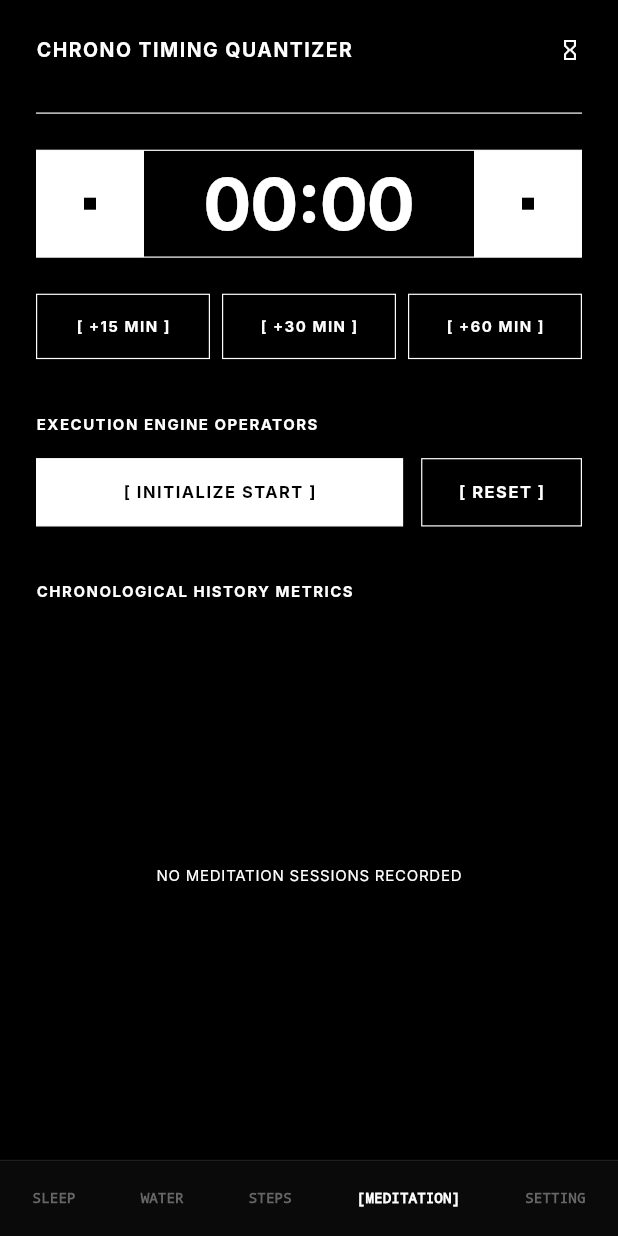
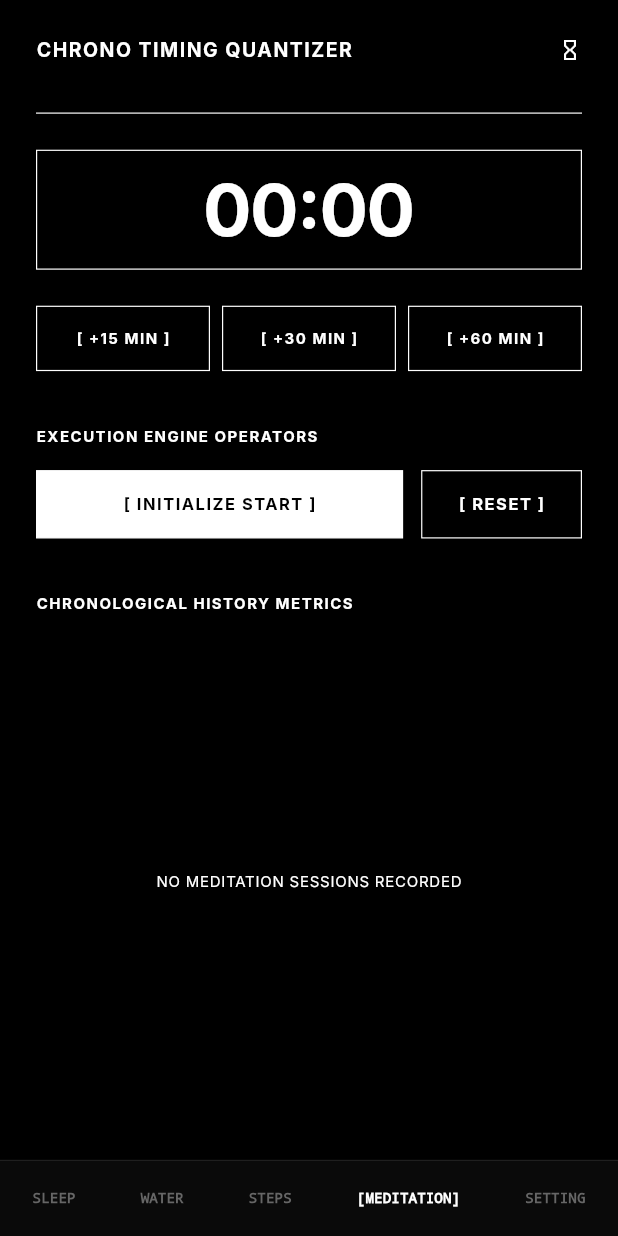
Before and after one commit to darshseraphic/Vidador, a Flutter app: the screen it shows after launch, item 4 of the bottom bar chosen, after a tap on an icon or button, on a phone screen of 412 x 824 dp. Run offline on Flutter 3.47's test engine with Material 3 defaults, Android fonts, the phone set to English and light mode, and no system bars; our stand-ins replace flutter_riverpod, google_fonts, hive_flutter, pedometer; accounts and stored records are empty; Roboto replaces fonts that are missing (Inter).

Commit message:
initial commit

```diff
--- a/lib/features/meditation.dart
+++ b/lib/features/meditation.dart
@@ -86,14 +86,18 @@ class MeditationTimerNotifier extends Notifier<TimerState> {
   }
 
   Future<void> _initAndLoad() async {
-    final box = await Hive.openBox(_boxName);
+    try {
+      final box = Hive.isBoxOpen(_boxName) ? Hive.box(_boxName) : await Hive.openBox(_boxName);
       final List<dynamic>? storedRaw = box.get('entries');
 
       if (storedRaw != null && storedRaw.isNotEmpty) {
         final loadedHistory = storedRaw
-          .map((item) => MeditationEntry.fromMap(Map<String, dynamic>.from(item)))
+            .map((item) => MeditationEntry.fromMap(Map<String, dynamic>.from(item as Map)))
             .toList();
         state = state.copyWith(history: loadedHistory);
+      }
+    } catch (e) {
+      debugPrint("Meditation Load Error: $e");
     }
   }
 
@@ -119,13 +123,22 @@ class MeditationTimerNotifier extends Notifier<TimerState> {
         _ticker?.cancel();
 
         final completedMinutes = state.initialSeconds ~/ 60;
-        _addMeditationLog(completedMinutes > 0 ? completedMinutes : 1, false);
+        final newEntry = MeditationEntry(
+          id: DateTime.now().microsecondsSinceEpoch.toString(),
+          durationMinutes: completedMinutes > 0 ? completedMinutes : 1,
+          timestamp: DateTime.now(),
+          isInterrupted: false,
+        );
 
+        // Atomic payload state update to prevent UI/DB race conditions
         state = state.copyWith(
           remainingSeconds: 0,
           isRunning: false,
           isFinished: true,
+          history: [newEntry, ...state.history],
         );
+
+        _saveToDisk();
       } else {
         state = state.copyWith(
           remainingSeconds: state.remainingSeconds - 1,
@@ -143,10 +156,18 @@ class MeditationTimerNotifier extends Notifier<TimerState> {
     _ticker?.cancel();
 
     final elapsedSeconds = state.initialSeconds - state.remainingSeconds;
+    List<MeditationEntry> updatedHistory = state.history;
 
+    // Process Interrupted Record Logging Atomically
     if (elapsedSeconds > 0) {
       final elapsedMinutes = elapsedSeconds ~/ 60;
-      _addMeditationLog(elapsedMinutes > 0 ? elapsedMinutes : 1, true);
+      final newEntry = MeditationEntry(
+        id: DateTime.now().microsecondsSinceEpoch.toString(),
+        durationMinutes: elapsedMinutes > 0 ? elapsedMinutes : 1,
+        timestamp: DateTime.now(),
+        isInterrupted: true,
+      );
+      updatedHistory = [newEntry, ...state.history];
     }
 
     state = TimerState(
@@ -154,20 +175,12 @@ class MeditationTimerNotifier extends Notifier<TimerState> {
       initialSeconds: 0,
       isRunning: false,
       isFinished: false,
-      history: state.history,
-    );
-  }
-
-  Future<void> _addMeditationLog(int minutes, bool isInterrupted) async {
-    final newEntry = MeditationEntry(
-      id: DateTime.now().microsecondsSinceEpoch.toString(),
-      durationMinutes: minutes,
-      timestamp: DateTime.now(),
-      isInterrupted: isInterrupted,
+      history: updatedHistory,
     );
 
-    state = state.copyWith(history: [newEntry, ...state.history]);
-    await _saveToDisk();
+    if (elapsedSeconds > 0) {
+      _saveToDisk();
+    }
   }
 
   Future<void> deleteLog(String id) async {
@@ -177,8 +190,12 @@ class MeditationTimerNotifier extends Notifier<TimerState> {
   }
 
   Future<void> _saveToDisk() async {
-    final box = Hive.box(_boxName);
+    try {
+      final box = Hive.isBoxOpen(_boxName) ? Hive.box(_boxName) : await Hive.openBox(_boxName);
       await box.put('entries', state.history.map((e) => e.toMap()).toList());
+    } catch (e) {
+      debugPrint("Meditation Save Error: $e");
+    }
   }
 }
 
@@ -214,10 +231,15 @@ class _MeditationScreenState extends ConsumerState<MeditationScreen> {
       buttonOperatorText = isDark ? const Color(0xFFFFFFFF) : const Color(0xFF000000);
     }
 
-    final int displayMins = timerState.remainingSeconds ~/ 60;
-    final int displaySecs = timerState.remainingSeconds % 60;
-    final String timeString =
-        '${displayMins.toString().padLeft(2, '0')}:${displaySecs.toString().padLeft(2, '0')}';
+    // Fixed formatting mechanism handling precise HH:MM:SS expansions
+    final int totalSeconds = timerState.remainingSeconds;
+    final int hours = totalSeconds ~/ 3600;
+    final int displayMins = (totalSeconds % 3600) ~/ 60;
+    final int displaySecs = totalSeconds % 60;
+
+    final String timeString = hours > 0
+        ? '${hours.toString().padLeft(2, '0')}:${displayMins.toString().padLeft(2, '0')}:${displaySecs.toString().padLeft(2, '0')}'
+        : '${displayMins.toString().padLeft(2, '0')}:${displaySecs.toString().padLeft(2, '0')}';
 
     return Scaffold(
       backgroundColor: bgMain,
@@ -248,69 +270,25 @@ class _MeditationScreenState extends ConsumerState<MeditationScreen> {
               Container(height: 0.8, color: colorForeground),
               const SizedBox(height: 24),
 
-              // PREMIUM BRUTALIST TIMER MODULE
-              Row(
-                mainAxisAlignment: MainAxisAlignment.center,
-                children: [
-                  // Left Accent Block (Solid Block with Inverted Interior Square)
+              // CLEAN LOW-PROFILE TIMER CARD (Fixed Height: 80)
               Container(
-                    width: 72,
-                    height: 72,
-                    decoration: BoxDecoration(
-                      color: colorForeground,
-                      border: Border.all(color: colorForeground, width: 0.8),
-                    ),
-                    child: Center(
-                      child: Container(
-                        width: 8,
-                        height: 8,
-                        color: bgMain, // Interior solid square vector
-                      ),
-                    ),
-                  ),
-
-                  // Central Full-Scale Countdown Engine Card
-                  Expanded(
-                    child: Container(
-                      height: 72,
+                width: double.infinity,
+                height: 80,
                 decoration: BoxDecoration(
                   color: containerBg,
-                        border: Border(
-                          top: BorderSide(color: colorForeground, width: 0.8),
-                          bottom: BorderSide(color: colorForeground, width: 0.8),
-                        ),
+                  border: Border.all(color: colorForeground, width: 0.8),
                 ),
                 alignment: Alignment.center,
                 child: Text(
                   timeString,
                   style: TextStyle(
                     color: colorForeground,
-                          fontSize: 48, // Restored prominent visual sizing hierarchy
+                    fontSize: 48,
                     fontWeight: FontWeight.bold,
                     fontFamily: 'Inter',
                     letterSpacing: -1.0,
                   ),
                 ),
-                    ),
-                  ),
-
-                  // Right Accent Block (Solid Block with Inverted Interior Square)
-                  Container(
-                    width: 72,
-                    height: 72,
-                    decoration: BoxDecoration(
-                      color: colorForeground,
-                      border: Border.all(color: colorForeground, width: 0.8),
-                    ),
-                    child: Center(
-                      child: Container(
-                        width: 8,
-                        height: 8,
-                        color: bgMain, // Interior solid square vector
-                      ),
-                    ),
-                  ),
-                ],
               ),
               const SizedBox(height: 24),
 
```
Lines whose indentation alone changed are shown as unchanged.
